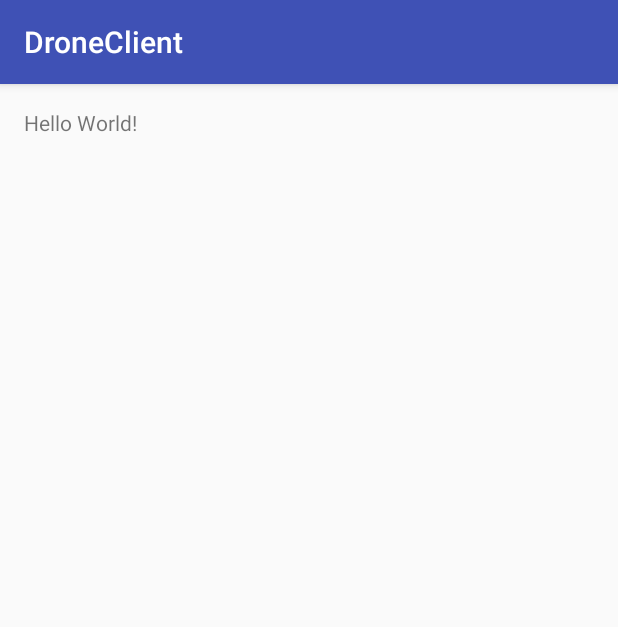
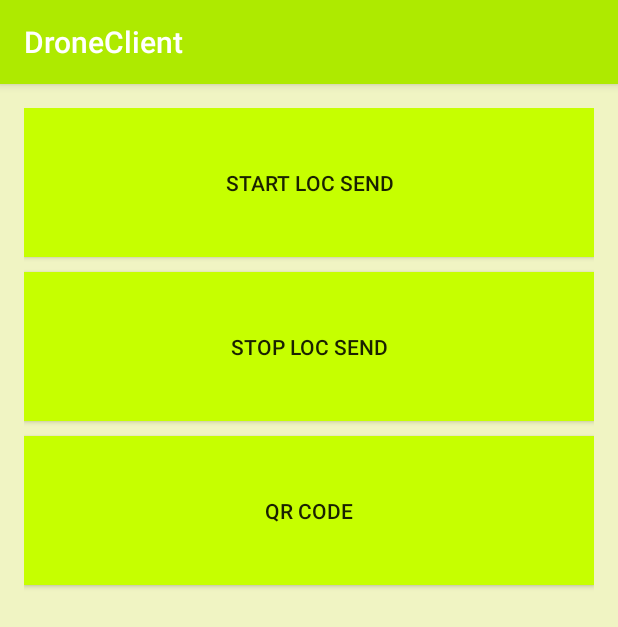
Before and after one commit to lubux/hackzdrone, an Android app: the screen it shows after launch (MainActivity), on a phone screen of 412 x 824 dp. Shown: the top 627 px of the screen. Run offline under Robolectric (Android 15) with nearby library versions, the phone set to English and light mode, and no system bars; network calls fail.

Commit message:
basic client

```diff
--- a/DroneClient/app/build.gradle
+++ b/DroneClient/app/build.gradle
@@ -23,4 +23,5 @@ dependencies {
     compile fileTree(dir: 'libs', include: ['*.jar'])
     testCompile 'junit:junit:4.12'
     compile 'com.android.support:appcompat-v7:23.2.1'
+    compile 'com.android.support:support-v4:23.2.1'
 }
--- /dev/null
+++ b/DroneClient/app/src/main/java/stelu/ch/droneclient/DroneComunicator.java
@@ -0,0 +1,73 @@
+package stelu.ch.droneclient;
+
+import android.location.Location;
+import android.os.AsyncTask;
+import android.util.Log;
+
+import java.io.Closeable;
+import java.io.IOException;
+import java.net.DatagramPacket;
+import java.net.DatagramSocket;
+import java.net.InetAddress;
+import java.net.SocketException;
+import java.net.UnknownHostException;
+import java.nio.ByteBuffer;
+
+/**
+ * Created by lukas on 17.09.16.
+ */
+public class DroneComunicator implements Closeable {
+
+    public static final String IP_BASIC = "172.31.3.23";
+    public static final int PORT_DRONE = 8080;
+
+    public static final int MSG_ID_LOCATION = 1;
+
+    private DatagramSocket socket;
+    private InetAddress addr = null;
+
+    public DroneComunicator(String ip, int port) throws SocketException {
+        socket = new DatagramSocket(port);
+        try {
+            addr = InetAddress.getByName(ip);
+        } catch (UnknownHostException e) {
+            e.printStackTrace();
+        }
+    }
+
+    public DroneComunicator() throws SocketException {
+        socket = new DatagramSocket(PORT_DRONE);
+        try {
+            addr = InetAddress.getByName(IP_BASIC);
+        } catch (UnknownHostException e) {
+            e.printStackTrace();
+        }
+    }
+
+    public void sendLocation(Location location) throws IOException {
+        byte[] buffer = new byte[17];
+        ByteBuffer buff = ByteBuffer.wrap(buffer);
+        buff.put((byte) MSG_ID_LOCATION);
+        buff.putDouble(location.getLatitude());
+        buff.putDouble(location.getLongitude());
+        Log.i("INFO", String.valueOf(location.getLatitude()) + " " + String.valueOf(location.getLongitude()));
+        DatagramPacket packet = new DatagramPacket(buffer, buffer.length, addr, PORT_DRONE);
+        (new AsyncTask<DatagramPacket, Void, String>(){
+            @Override
+            protected String doInBackground(DatagramPacket... params) {
+                try {
+                    socket.send(params[0]);
+                } catch (IOException e) {
+                    e.printStackTrace();
+                }
+                return null;
+            }
+        }).execute(packet);
+
+    }
+
+    @Override
+    public void close() throws IOException {
+        socket.close();
+    }
+}
--- a/DroneClient/app/src/main/res/layout/activity_main.xml
+++ b/DroneClient/app/src/main/res/layout/activity_main.xml
@@ -7,10 +7,43 @@
     android:paddingLeft="@dimen/activity_horizontal_margin"
     android:paddingRight="@dimen/activity_horizontal_margin"
     android:paddingTop="@dimen/activity_vertical_margin"
-    tools:context="stelu.ch.droneclient.MainActivity">
+    tools:context="stelu.ch.droneclient.MainActivity"
+    android:background="#F0F4C3">
 
-    <TextView
-        android:layout_width="wrap_content"
-        android:layout_height="wrap_content"
-        android:text="Hello World!" />
+    <LinearLayout
+        android:orientation="vertical"
+        android:layout_width="match_parent"
+        android:layout_height="match_parent"
+        android:weightSum="1">
+
+        <Button
+            android:layout_width="match_parent"
+            android:layout_height="wrap_content"
+            android:text="Start Loc Send"
+            android:id="@+id/button"
+            android:layout_weight="0.09"
+            android:background="#C6FF00"
+            android:onClick="onClickSendLoc" />
+
+        <Button
+            android:layout_width="match_parent"
+            android:layout_height="wrap_content"
+            android:text="Stop Loc Send"
+            android:id="@+id/button2"
+            android:layout_weight="0.09"
+            android:background="#C6FF00"
+            android:layout_marginTop="10dp"
+            android:onClick="onStopSendLoc" />
+
+        <Button
+            android:layout_width="match_parent"
+            android:layout_height="wrap_content"
+            android:text="QR CODE"
+            android:id="@+id/button3"
+            android:layout_weight="0.09"
+            android:background="#C6FF00"
+            android:layout_marginTop="10dp"
+            android:onClick="onStopSendLoc" />
+
+    </LinearLayout>
 </RelativeLayout>
--- a/DroneClient/app/src/main/res/values/colors.xml
+++ b/DroneClient/app/src/main/res/values/colors.xml
@@ -1,6 +1,8 @@
 <?xml version="1.0" encoding="utf-8"?>
 <resources>
-    <color name="colorPrimary">#3F51B5</color>
-    <color name="colorPrimaryDark">#303F9F</color>
-    <color name="colorAccent">#FF4081</color>
+    <color name="colorPrimary">#AEEA00</color>
+    <color name="colorPrimaryDark">#F0F4C3</color>
+    <color name="colorAccent">#F0F4C3</color>
+
+    <color name="black_overlay">#66000000</color>
 </resources>
--- a/DroneClient/app/src/main/res/values/strings.xml
+++ b/DroneClient/app/src/main/res/values/strings.xml
@@ -1,3 +1,7 @@
 <resources>
     <string name="app_name">DroneClient</string>
+
+    <string name="title_activity_qrcodeactivity">qrcodeactivity</string>
+    <string name="dummy_button">Dummy Button</string>
+    <string name="dummy_content">DUMMY\nCONTENT</string>
 </resources>
--- a/DroneClient/app/src/main/res/values/styles.xml
+++ b/DroneClient/app/src/main/res/values/styles.xml
@@ -8,4 +8,16 @@
         <item name="colorAccent">@color/colorAccent</item>
     </style>
 
+    <style name="FullscreenTheme" parent="AppTheme">
+        <item name="android:actionBarStyle">@style/FullscreenActionBarStyle</item>
+        <item name="android:windowActionBarOverlay">true</item>
+        <item name="android:windowBackground">@null</item>
+        <item name="metaButtonBarStyle">?android:attr/buttonBarStyle</item>
+        <item name="metaButtonBarButtonStyle">?android:attr/buttonBarButtonStyle</item>
+    </style>
+
+    <style name="FullscreenActionBarStyle" parent="Widget.AppCompat.ActionBar">
+        <item name="android:background">@color/black_overlay</item>
+    </style>
+
 </resources>
```
Also changed, not shown: DroneClient/app/src/main/AndroidManifest.xml (+13 -0 lines), DroneClient/app/src/main/java/stelu/ch/droneclient/MainActivity.java (+107 -1 lines), DroneClient/app/src/main/java/stelu/ch/droneclient/qrcodeactivity.java (added, +162 -0 lines), DroneClient/app/src/main/res/layout/activity_qrcodeactivity.xml (added, +47 -0 lines), DroneClient/app/src/main/res/values/attrs.xml (added, +12 -0 lines), DroneClient/app/src/main/res/drawable/qrcode.jpg (added), 1 other file.
